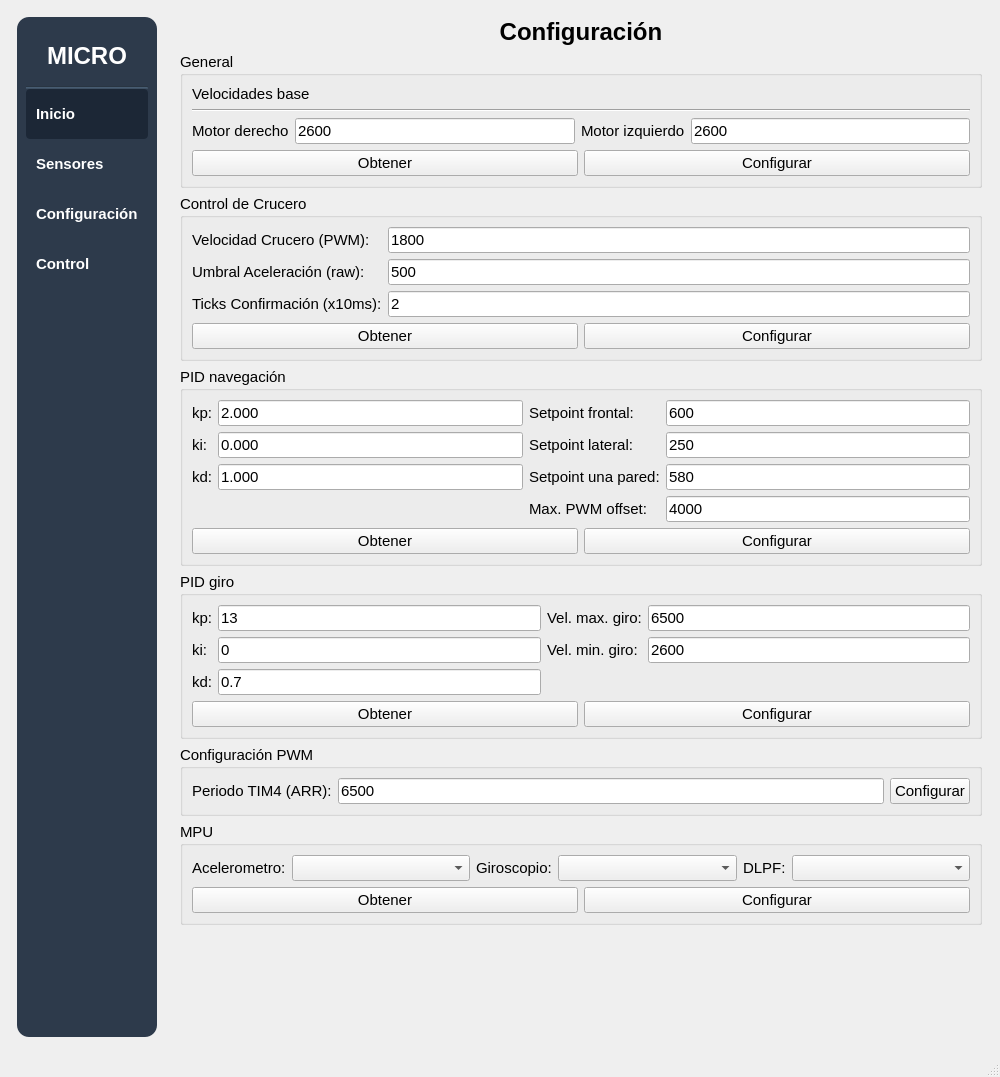
First picture: the form in mainwindow.ui, repository IvanLeiCas22/HMI_MICROMOUSE_V4, before the edit.
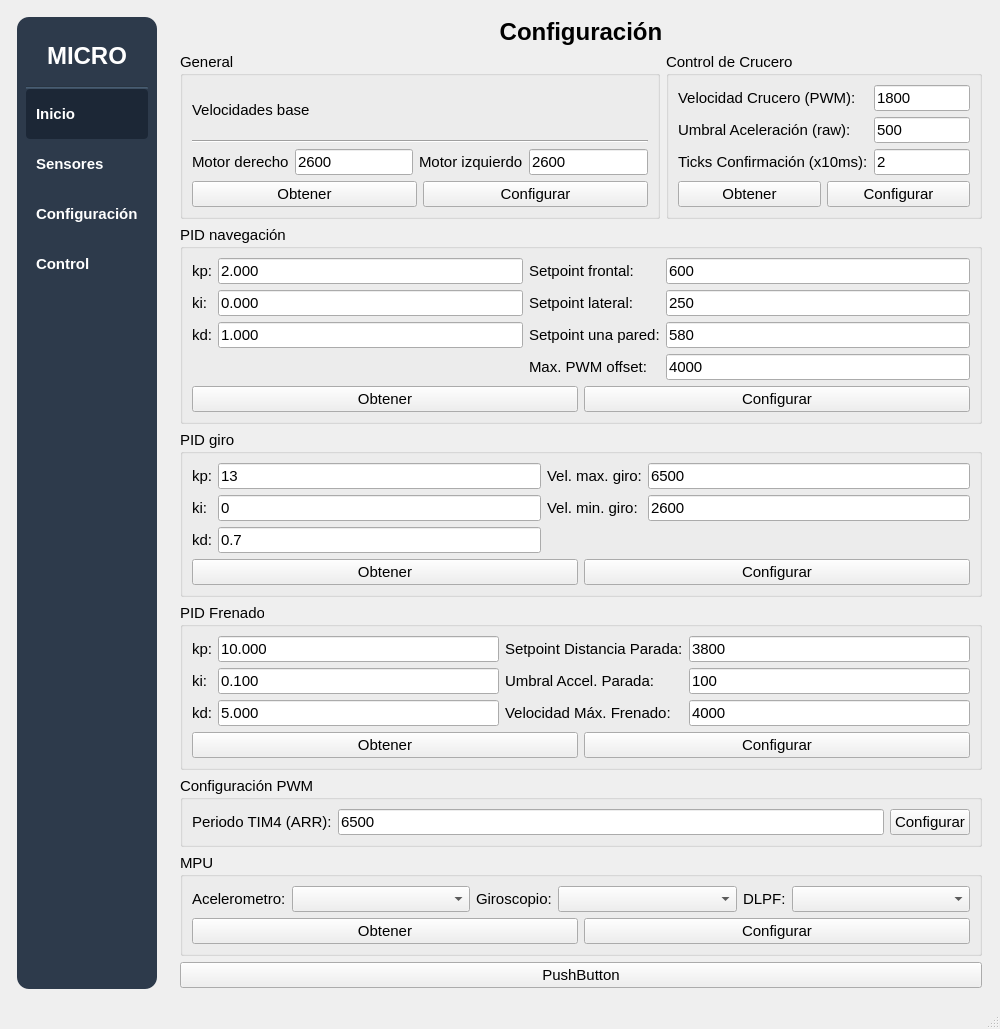
Second picture: the form after the edit.

Commit message: Control de frenado en detección de pared frontal

Patch:
```diff
--- a/mainwindow.ui
+++ b/mainwindow.ui
@@ -7,7 +7,7 @@
     <x>0</x>
     <y>0</y>
     <width>1000</width>
-    <height>1077</height>
+    <height>973</height>
    </rect>
   </property>
   <property name="font">
@@ -1364,6 +1364,8 @@
          </widget>
         </item>
         <item>
+         <layout class="QHBoxLayout" name="horizontalLayout_24">
+          <item>
          <widget class="QGroupBox" name="groupBox_6">
           <property name="title">
            <string>General</string>
@@ -1513,6 +1515,8 @@
           </layout>
          </widget>
         </item>
+         </layout>
+        </item>
         <item>
          <widget class="QGroupBox" name="groupBox_4">
           <property name="title">
@@ -1743,6 +1747,121 @@
           </layout>
          </widget>
         </item>
+        <item>
+         <widget class="QGroupBox" name="groupBox_Braking">
+          <property name="title">
+           <string>PID Frenado</string>
+          </property>
+          <layout class="QVBoxLayout" name="verticalLayout_Braking">
+           <item>
+            <layout class="QGridLayout" name="gridLayout_Braking">
+             <item row="0" column="0">
+              <widget class="QLabel" name="label_kp_braking">
+               <property name="text">
+                <string>kp:</string>
+               </property>
+              </widget>
+             </item>
+             <item row="0" column="1">
+              <widget class="QLineEdit" name="editKpBraking">
+               <property name="text">
+                <string>10.000</string>
+               </property>
+              </widget>
+             </item>
+             <item row="1" column="0">
+              <widget class="QLabel" name="label_ki_braking">
+               <property name="text">
+                <string>ki:</string>
+               </property>
+              </widget>
+             </item>
+             <item row="1" column="1">
+              <widget class="QLineEdit" name="editKiBraking">
+               <property name="text">
+                <string>0.100</string>
+               </property>
+              </widget>
+             </item>
+             <item row="2" column="0">
+              <widget class="QLabel" name="label_kd_braking">
+               <property name="text">
+                <string>kd:</string>
+               </property>
+              </widget>
+             </item>
+             <item row="2" column="1">
+              <widget class="QLineEdit" name="editKdBraking">
+               <property name="text">
+                <string>5.000</string>
+               </property>
+              </widget>
+             </item>
+             <item row="0" column="2">
+              <widget class="QLabel" name="label_stop_target">
+               <property name="text">
+                <string>Setpoint Distancia Parada:</string>
+               </property>
+              </widget>
+             </item>
+             <item row="0" column="3">
+              <widget class="QLineEdit" name="editStopTargetAdc">
+               <property name="text">
+                <string>3800</string>
+               </property>
+              </widget>
+             </item>
+             <item row="1" column="2">
+              <widget class="QLabel" name="label_accel_stop">
+               <property name="text">
+                <string>Umbral Accel. Parada:</string>
+               </property>
+              </widget>
+             </item>
+             <item row="1" column="3">
+              <widget class="QLineEdit" name="editAccelStopThreshold">
+               <property name="text">
+                <string>100</string>
+               </property>
+              </widget>
+             </item>
+             <item row="2" column="2">
+              <widget class="QLabel" name="label_braking_max_speed">
+               <property name="text">
+                <string>Velocidad Máx. Frenado:</string>
+               </property>
+              </widget>
+             </item>
+             <item row="2" column="3">
+              <widget class="QLineEdit" name="editBrakingMaxSpeed">
+               <property name="text">
+                <string>4000</string>
+               </property>
+              </widget>
+             </item>
+            </layout>
+           </item>
+           <item>
+            <layout class="QHBoxLayout" name="horizontalLayout_Braking">
+             <item>
+              <widget class="QPushButton" name="btnGetPidBrakingConfig">
+               <property name="text">
+                <string>Obtener</string>
+               </property>
+              </widget>
+             </item>
+             <item>
+              <widget class="QPushButton" name="btnSetPidBrakingConfig">
+               <property name="text">
+                <string>Configurar</string>
+               </property>
+              </widget>
+             </item>
+            </layout>
+           </item>
+          </layout>
+         </widget>
+        </item>
         <item>
          <widget class="QGroupBox" name="groupBox_3">
           <property name="font">
@@ -1876,6 +1995,13 @@
           </layout>
          </widget>
         </item>
+        <item>
+         <widget class="QPushButton" name="pushButton">
+          <property name="text">
+           <string>PushButton</string>
+          </property>
+         </widget>
+        </item>
         <item>
          <spacer name="verticalSpacer_3">
           <property name="orientation">
```
Lines whose indentation alone changed are shown as unchanged. The commit also changes 15 other files.
